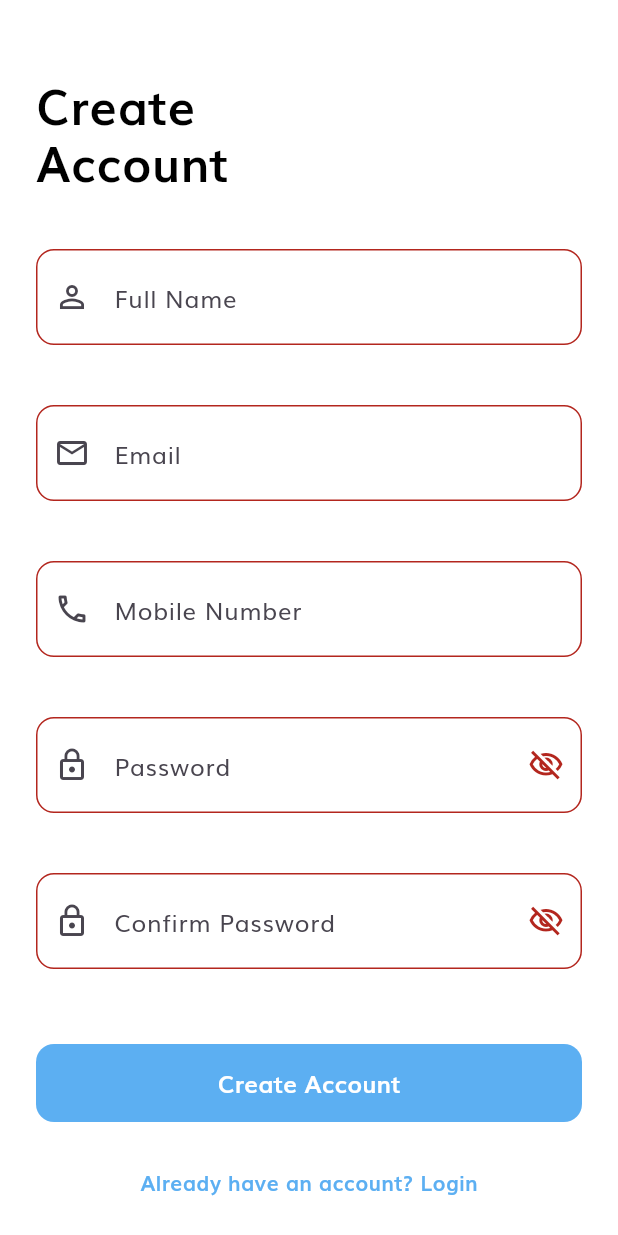
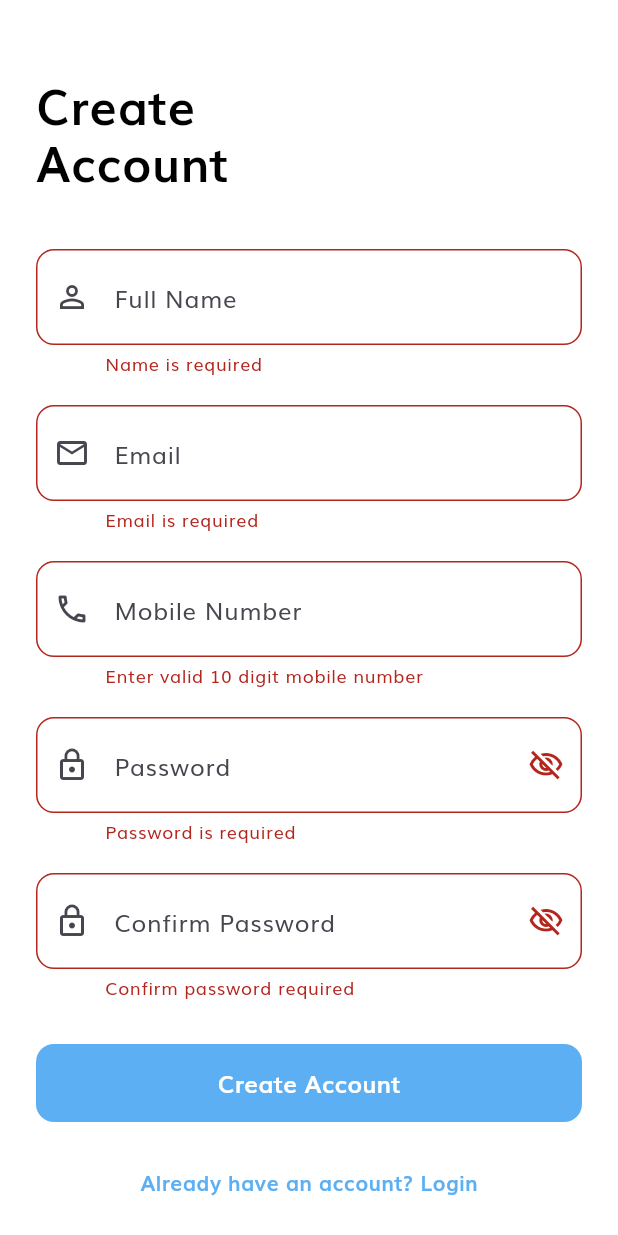
Before and after one commit to GirishTidke/adon-frontend-flutter, a Flutter app: the SignUpScreen screen opened by its route, after a tap on "Create Account", on a phone screen of 412 x 824 dp. Run offline on Flutter 3.47's test engine with Material 3 defaults, Android fonts, the phone set to English and light mode, and no system bars; our stand-ins replace flutter_svg, shared_preferences; accounts and stored records are empty.

Commit message:
signup update

```diff
--- a/lib/screens/sign_up/components/sign_up_form.dart
+++ b/lib/screens/sign_up/components/sign_up_form.dart
@@ -18,7 +18,10 @@ class _SignUpFormState extends State<SignUpForm> {
   String? email;
   String? mobile;
   String? password;
-  String? confirmPassword;
+
+  final TextEditingController _passwordController = TextEditingController();
+  final TextEditingController _confirmPasswordController =
+      TextEditingController();
 
   bool obscurePassword = true;
   bool obscureConfirmPassword = true;
@@ -90,8 +93,13 @@ class _SignUpFormState extends State<SignUpForm> {
               hint: "Full Name",
               icon: Icons.person_outline,
             ),
-            validator: (v) => v == null || v.isEmpty ? "" : null,
-            onSaved: (v) => name = v,
+            validator: (v) {
+              if (v == null || v.trim().isEmpty) {
+                return "Name is required";
+              }
+              return null;
+            },
+            onSaved: (v) => name = v!.trim(),
           ),
 
           const SizedBox(height: 20),
@@ -103,8 +111,13 @@ class _SignUpFormState extends State<SignUpForm> {
               hint: "Email",
               icon: Icons.email_outlined,
             ),
-            validator: (v) => v == null || v.isEmpty ? "" : null,
-            onSaved: (v) => email = v,
+            validator: (v) {
+              if (v == null || v.trim().isEmpty) {
+                return "Email is required";
+              }
+              return null;
+            },
+            onSaved: (v) => email = v!.trim(),
           ),
 
           const SizedBox(height: 20),
@@ -116,14 +129,20 @@ class _SignUpFormState extends State<SignUpForm> {
               hint: "Mobile Number",
               icon: Icons.phone_outlined,
             ),
-            validator: (v) => v == null || v.length != 10 ? "" : null,
-            onSaved: (v) => mobile = v,
+            validator: (v) {
+              if (v == null || v.trim().length != 10) {
+                return "Enter valid 10 digit mobile number";
+              }
+              return null;
+            },
+            onSaved: (v) => mobile = v!.trim(),
           ),
 
           const SizedBox(height: 20),
 
           /// PASSWORD
           TextFormField(
+            controller: _passwordController,
             obscureText: obscurePassword,
             decoration: _inputDecoration(
               hint: "Password",
@@ -141,14 +160,23 @@ class _SignUpFormState extends State<SignUpForm> {
                 },
               ),
             ),
-            validator: (v) => v == null || v.length < 8 ? "" : null,
+            validator: (v) {
+              if (v == null || v.isEmpty) {
+                return "Password is required";
+              }
+              if (v.length < 8) {
+                return "Password must be at least 8 characters";
+              }
+              return null;
+            },
             onSaved: (v) => password = v,
           ),
 
           const SizedBox(height: 20),
 
-          /// CONFIRM PASSWORD
+          /// CONFIRM PASSWORD (UI ONLY)
           TextFormField(
+            controller: _confirmPasswordController,
             obscureText: obscureConfirmPassword,
             decoration: _inputDecoration(
               hint: "Confirm Password",
@@ -166,8 +194,15 @@ class _SignUpFormState extends State<SignUpForm> {
                 },
               ),
             ),
-            validator: (v) => v == null || v != password ? "" : null,
-            onSaved: (v) => confirmPassword = v,
+            validator: (v) {
+              if (v == null || v.isEmpty) {
+                return "Confirm password required";
+              }
+              if (v != _passwordController.text) {
+                return "Passwords do not match";
+              }
+              return null;
+            },
           ),
 
           const SizedBox(height: 30),
```
